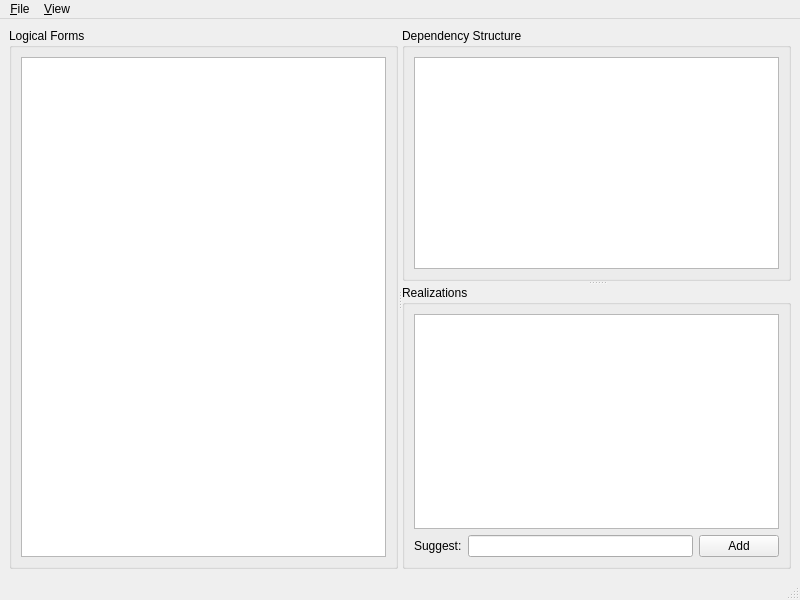
Qt form client-qt/ui/AnnotateMainWindow.ui (rug-compling/flan) before a commit.
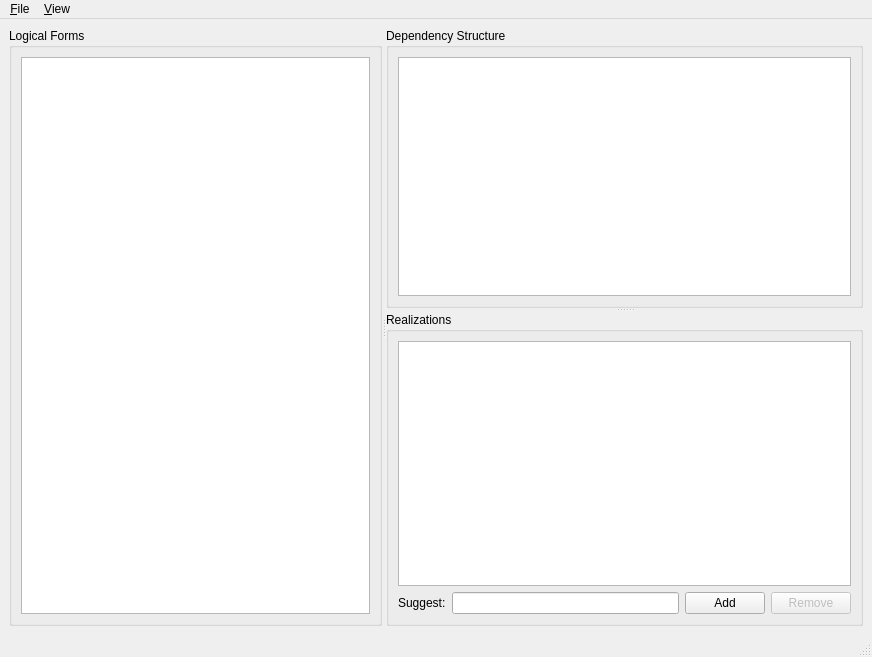
The same form after that commit.

Commit message: client: support removals of user-contributed realization suggestions.

```diff
--- a/client-qt/ui/AnnotateMainWindow.ui
+++ b/client-qt/ui/AnnotateMainWindow.ui
@@ -6,8 +6,8 @@
    <rect>
     <x>0</x>
     <y>0</y>
-    <width>800</width>
-    <height>600</height>
+    <width>872</width>
+    <height>657</height>
    </rect>
   </property>
   <property name="windowTitle">
@@ -74,6 +74,16 @@
              </property>
             </widget>
            </item>
+           <item>
+            <widget class="QPushButton" name="removeSuggestPushButton">
+             <property name="enabled">
+              <bool>false</bool>
+             </property>
+             <property name="text">
+              <string>Remove</string>
+             </property>
+            </widget>
+           </item>
           </layout>
          </item>
         </layout>
@@ -88,7 +98,7 @@
     <rect>
      <x>0</x>
      <y>0</y>
-     <width>800</width>
+     <width>872</width>
      <height>23</height>
     </rect>
    </property>
```
The commit also changes 2 other files.
